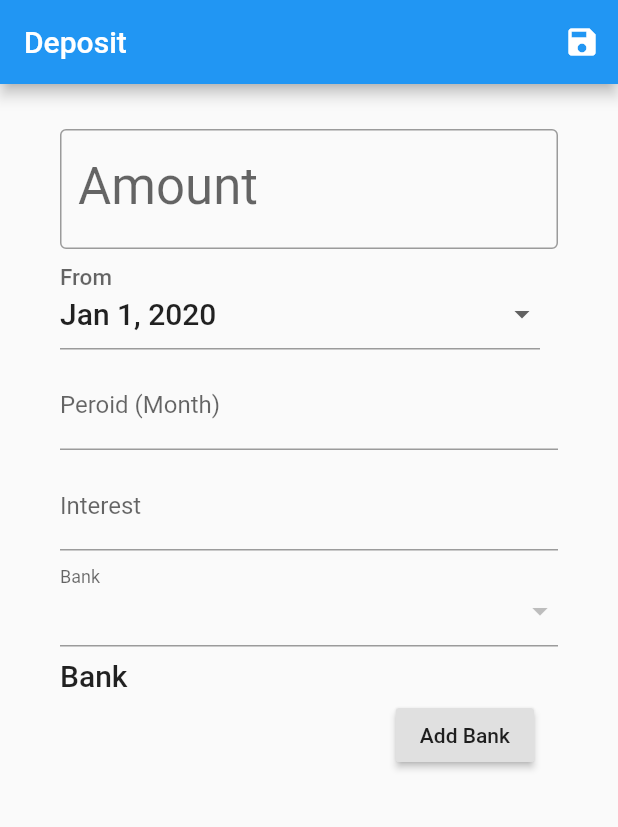
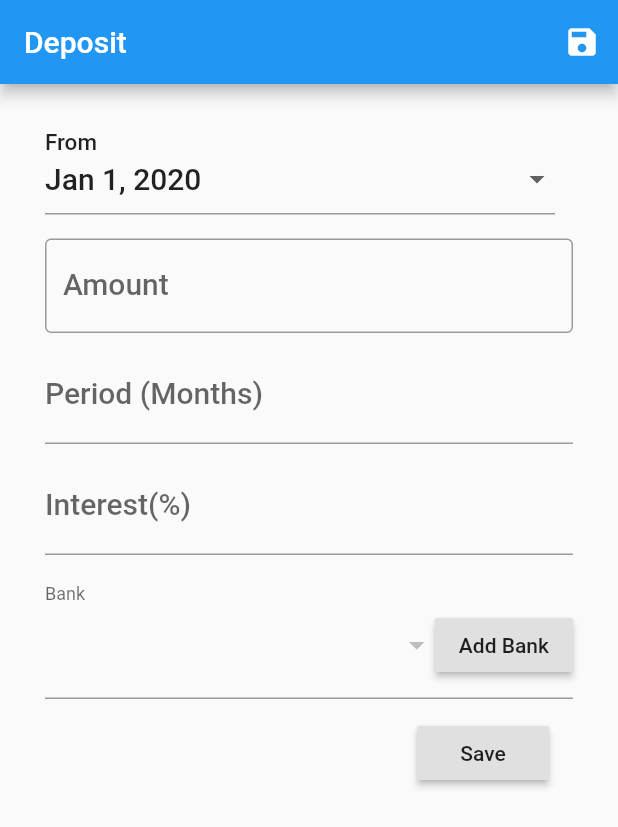
Before and after one commit to melodypapa/account_book, a Flutter app: the screen it shows after launch, on a phone screen of 412 x 824 dp. Shown: the top 827 px of the screen. Run offline on Flutter 3.47's test engine with Material 2 defaults, Android fonts, the phone set to English and light mode, and no system bars; our stand-ins replace sqflite; accounts and stored records are empty; statements that could not run were skipped.

Commit message:
improve the deposit page

```diff
--- a/lib/models/deposit.dart
+++ b/lib/models/deposit.dart
@@ -11,12 +11,12 @@ class Deposit {
 
   Deposit({
     this.depositId,
-    @required bankId,
-    @required amount,
-    @required startDate,
-    @required month,
-    @required interest,
-    @required createdAt,
+    @required this.bankId,
+    @required this.amount,
+    @required this.startDate,
+    @required this.month,
+    @required this.interest,
+    @required this.createdAt,
   });
 
   Map<String, dynamic> toMapWithoutId() {
@@ -54,8 +54,19 @@ class Deposit {
     );
   }
 
+  factory Deposit.emptyDeposit() {
+    return Deposit(
+        depositId: null,
+        bankId: 0,
+        amount: 0,
+        interest: 0,
+        month: 0,
+        startDate: null,
+        createdAt: null);
+  }
+
   @override
   String toString() {
-    return "Deposit: $depositId, Amount: $amount";
+    return "DepositId: $depositId, Amount: $amount";
   }
 }
--- a/lib/models/models.dart
+++ b/lib/models/models.dart
@@ -1 +1,2 @@
 export 'bank.dart';
+export 'deposit.dart';
--- a/lib/pages/bank/bank_page.dart
+++ b/lib/pages/bank/bank_page.dart
@@ -1,6 +1,5 @@
 import 'package:account_book/services/services.dart';
 import 'package:flutter/material.dart';
-import 'package:flutter/services.dart';
 import 'package:provider/provider.dart';
 
 class BankPage extends StatelessWidget {
@@ -66,6 +65,10 @@ class _BankFormState extends State<BankForm> {
           )
         ],
       ),
+      onWillPop: () async{
+        Navigator.of(context).pop(0);
+        return false;
+      },
     );
   }
 }
--- a/lib/pages/deposit/deposit_page.dart
+++ b/lib/pages/deposit/deposit_page.dart
@@ -19,7 +19,7 @@ class DepositCreatePage extends StatelessWidget {
         ],
       ),
       body: Container(
-          padding: EdgeInsets.symmetric(vertical: 30.0, horizontal: 40.0),
+          padding: EdgeInsets.symmetric(vertical: 20.0, horizontal: 30.0),
           child: DepositEditForm()),
     );
   }
@@ -35,6 +35,10 @@ class _DepositEditFormState extends State<DepositEditForm> {
   final TextEditingController _amountController = TextEditingController();
   final TextEditingController _periodController = TextEditingController();
   final TextEditingController _interestController = TextEditingController();
+  final FocusNode _amountFocusNode = FocusNode();
+  final FocusNode _peroidFocusNode = FocusNode();
+  final FocusNode _interestFocusNode = FocusNode();
+  final FocusNode _bankFocusNode = FocusNode();
   DateTime _fromDate = DateTime.now();
 
   @override
@@ -49,14 +53,6 @@ class _DepositEditFormState extends State<DepositEditForm> {
             key: _formKey,
             child: ListView(
               children: <Widget>[
-                TextFormField(
-                  controller: _amountController,
-                  decoration: InputDecoration(
-                    labelText: 'Amount',
-                    border: OutlineInputBorder(),
-                  ),
-                  style: Theme.of(context).textTheme.display1,
-                ),
                 DateTimePicker(
                   labelText: 'From',
                   selectedDate: _fromDate,
@@ -66,30 +62,37 @@ class _DepositEditFormState extends State<DepositEditForm> {
                     });
                   },
                 ),
-                const SizedBox(height: 8.0),
-                TextFormField(
+                const SizedBox(height: 16.0),
+                DepositTextField(
+                  label: "Amount",
+                  currentFocusField: _amountFocusNode,
+                  controller: _amountController,
+                  nextFocusField: _peroidFocusNode,
+                  border: OutlineInputBorder(),
+                ),
+                DepositTextField(
+                  label: "Period (Months)",
+                  currentFocusField: _peroidFocusNode,
+                  nextFocusField: _interestFocusNode,
                   controller: _periodController,
-                  decoration: InputDecoration(
-                    labelText: 'Peroid (Month)',
-                    //border: OutlineInputBorder(),
                 ),
-                  //style: Theme.of(context).textTheme.title,
-                ),
-                const SizedBox(height: 8.0),
-                TextFormField(
+                DepositTextField(
+                  label: 'Interest(%)',
+                  currentFocusField: _interestFocusNode,
                   controller: _interestController,
-                  decoration: InputDecoration(
-                    labelText: 'Interest',
-                    //border: OutlineInputBorder(),
-                  ),
-                  //style: Theme.of(context).textTheme.title,
+                  nextFocusField: _bankFocusNode,
                 ),
                 InputDecorator(
                   decoration: const InputDecoration(
                     labelText: 'Bank',
                     hintText: 'Choose the bank',
                   ),
+                  child: Row(
+                    mainAxisAlignment: MainAxisAlignment.spaceAround,
+                    children: [
+                      Expanded(
                         child: DropdownButton<int>(
+                          focusNode: _bankFocusNode,
                           value: depositService.currentBankId,
                           onChanged: (int bankId) {
                             depositService.currentBankId = bankId;
@@ -103,27 +106,27 @@ class _DepositEditFormState extends State<DepositEditForm> {
                           }).toList(),
                         ),
                       ),
-                const SizedBox(height: 8.0),
-                Row(
-                  children: <Widget>[
-                    Text(
-                      "Bank",
-                      style: Theme.of(context).textTheme.title,
-                    ),
-                  ],
-                ),
-                ListTile(
-                  trailing: RaisedButton(
+                      RaisedButton(
                         child: Text("Add Bank"),
                         onPressed: () async {
-                      depositService.currentBankId = await Navigator.of(context)
+                          depositService.currentBankId =
+                              await Navigator.of(context)
                                   .push(MaterialPageRoute<int>(
                             builder: (BuildContext context) => BankFormPage(),
                             fullscreenDialog: true,
                           ));
                         },
                       ),
+                    ],
                   ),
+                ),
+                const SizedBox(height: 8.0),
+                ListTile(
+                  trailing: RaisedButton(
+                    child: Text("Save"),
+                    onPressed: () {},
+                  ),
+                )
               ],
             ),
           ),
@@ -132,3 +135,45 @@ class _DepositEditFormState extends State<DepositEditForm> {
     );
   }
 }
+
+class DepositTextField extends StatelessWidget {
+  const DepositTextField({
+    Key key,
+    @required this.label,
+    @required this.controller,
+    @required this.currentFocusField,
+    this.nextFocusField,
+    this.border,
+  }) : super(key: key);
+
+  final String label;
+  final FocusNode currentFocusField;
+  final FocusNode nextFocusField;
+  final TextEditingController controller;
+  final InputBorder border;
+
+  @override
+  Widget build(BuildContext context) {
+    return Column(
+      children: <Widget>[
+        TextFormField(
+          focusNode: currentFocusField,
+          keyboardType: TextInputType.number,
+          textInputAction: this.nextFocusField == null
+              ? TextInputAction.go
+              : TextInputAction.next,
+          controller: controller,
+          decoration: InputDecoration(
+            labelText: label,
+            border: border,
+          ),
+          onFieldSubmitted: (v) {
+            FocusScope.of(context).requestFocus(nextFocusField);
+          },
+          style: Theme.of(context).textTheme.title,
+        ),
+        const SizedBox(height: 8.0),
+      ],
+    );
+  }
+}
--- a/lib/services/deposit_service.dart
+++ b/lib/services/deposit_service.dart
@@ -4,27 +4,28 @@ import 'package:flutter/material.dart';
 
 class DepositService extends ChangeNotifier {
   final DatabaseInstance dbInstance;
-  int _currentBankId;
+
   List<Bank> _bankOptions;
+  Deposit _currentDeposit;
 
-  List<Bank> get bankOptions => _bankOptions;
-
-  int get currentBankId => _currentBankId;
+  int get currentBankId => _currentDeposit.bankId;
+  Deposit get currentDeposit => _currentDeposit;
 
   set currentBankId(int bankId){
-    _currentBankId = bankId;
+    _currentDeposit.bankId = bankId;
     print("bankdId changes to $currentBankId");
     notifyListeners();
   }
 
+  List<Bank> get bankOptions => _bankOptions;
+
   DepositService({@required this.dbInstance}){
     _bankOptions = [];
-    _currentBankId = 0;
+    _currentDeposit = Deposit.emptyDeposit();
   }
 
   void loadBankOptions() async{
-    print(dbInstance.db);
-    /*List<Map> maps = await _dbInsance.db.query(DatabaseHelper.tableBank, columns: ["bank_id", "name"]);
+    List<Map> maps = await dbInstance.db.query(DatabaseInstance.tableBank, columns: ["bank_id", "name", 'created_at']);
 
     if (maps.length > 0){
       _bankOptions = [];
@@ -35,6 +36,6 @@ class DepositService extends ChangeNotifier {
         currentBankId = _bankOptions[0].bankId;
       }
       notifyListeners();
-    }*/
+    }
   }
 }
--- a/lib/widgets/datepicker.dart
+++ b/lib/widgets/datepicker.dart
@@ -24,6 +24,8 @@ class _InputDropdown extends StatelessWidget {
       child: InputDecorator(
         decoration: InputDecoration(
           labelText: labelText,
+          labelStyle: Theme.of(context).textTheme.title,
+          focusColor: Theme.of(context).textSelectionColor,
         ),
         baseStyle: valueStyle,
         child: Row(
--- /dev/null
+++ b/scripts/test.dart
@@ -0,0 +1,3 @@
+void main(){
+  print(DateTime.fromMicrosecondsSinceEpoch(1577864123148520));
+}
```
Also changed, not shown: 2 other files. Lines whose indentation alone changed are shown as unchanged.
